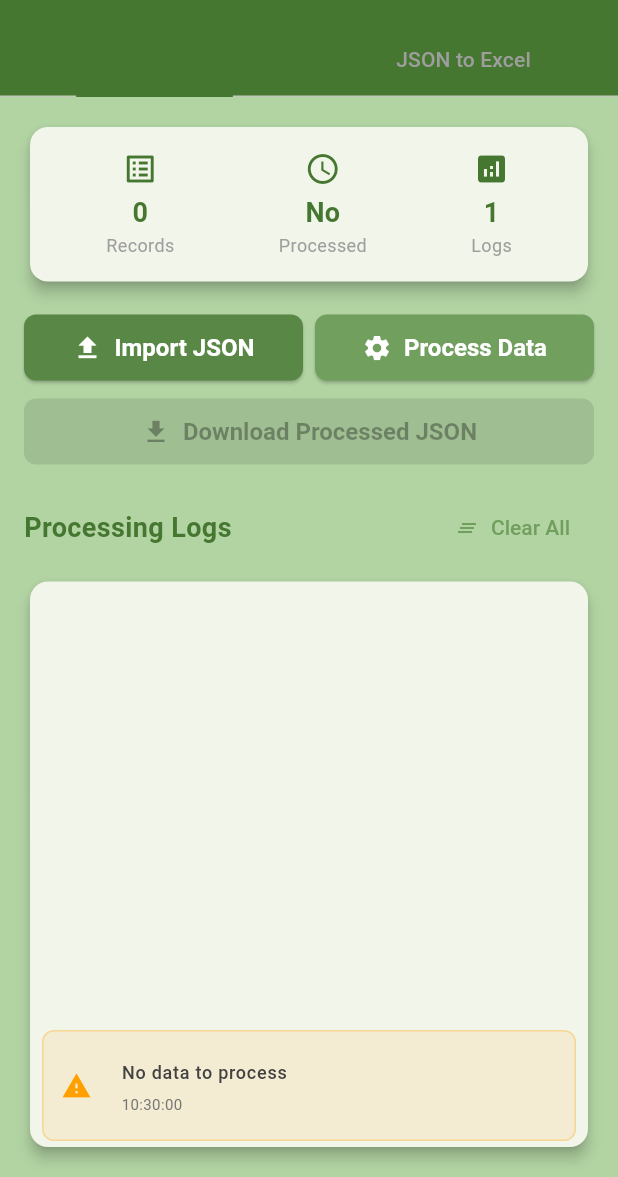
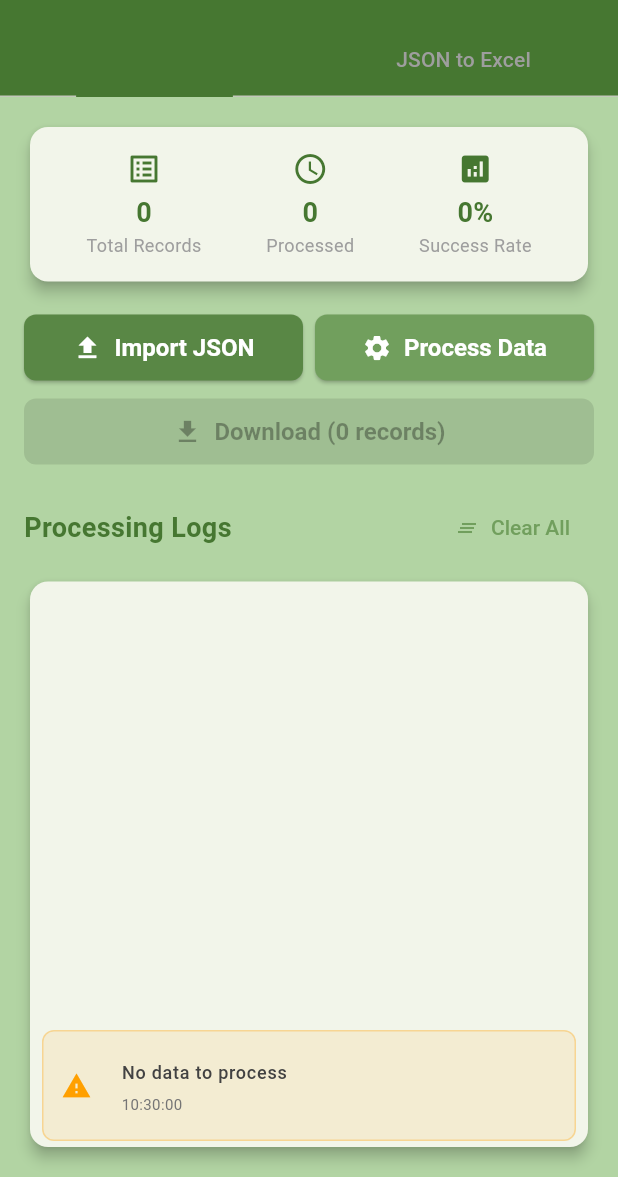
Before and after one commit to sinescode/fbdata, a Flutter app: the screen it shows after launch, after a tap on "Process Data", on a phone screen of 412 x 824 dp, the part 59-1236 px from its top. Run offline on Flutter 3.47's test engine with Material 3 defaults, Android fonts, the phone set to English and light mode, and no system bars; our stand-ins replace file_picker; missing offline and left inert: excel.

Commit message:
firshhhht commit

```diff
--- a/lib/tabs/json_processor_tab.dart
+++ b/lib/tabs/json_processor_tab.dart
@@ -1,5 +1,6 @@
 import 'dart:convert';
 import 'dart:io';
+import 'dart:async';
 import 'dart:typed_data';
 import 'package:flutter/material.dart';
 import 'package:file_picker/file_picker.dart';
@@ -17,6 +18,7 @@ class JSONProcessorTab extends StatefulWidget {
 
 class _JSONProcessorTabState extends State<JSONProcessorTab> with SingleTickerProviderStateMixin {
   List<Map<String, dynamic>> _data = [];
+  List<Map<String, dynamic>> _processedData = [];
   List<LogEntry> _logs = [];
   String? _fileName;
   bool _isProcessing = false;
@@ -63,7 +65,6 @@ class _JSONProcessorTabState extends State<JSONProcessorTab> with SingleTickerPr
         type: type,
       ));
 
-      // Keep only last 100 logs to prevent memory issues
       if (_logs.length > 100) {
         _logs = _logs.sublist(0, 100);
       }
@@ -98,38 +99,31 @@ class _JSONProcessorTabState extends State<JSONProcessorTab> with SingleTickerPr
     }
   }
 
-  Future<String?> _extractUid(String link) async {
+  Future<String?> _extractUidSingleAttempt(String link) async {
     if (link.isEmpty) return null;
-
-    _addLog('Processing link: $link', type: LogType.info);
 
     // Case 1: profile.php?id=NUMBER
     final profileRegex = RegExp(r'profile\.php\?id=(\d+)');
     final profileMatch = profileRegex.firstMatch(link);
     if (profileMatch != null) {
-      final uid = profileMatch.group(1);
-      _addLog('Extracted UID from profile link: $uid', type: LogType.success);
-      return uid;
+      return profileMatch.group(1);
     }
 
     // Case 2: numeric in path
     final numericRegex = RegExp(r'facebook\.com/(\d+)');
     final numericMatch = numericRegex.firstMatch(link);
     if (numericMatch != null) {
-      final uid = numericMatch.group(1);
-      _addLog('Extracted UID from numeric path: $uid', type: LogType.success);
-      return uid;
+      return numericMatch.group(1);
     }
 
     // Case 3: share link -> fetch and parse
     try {
-      _addLog('Fetching share link content...', type: LogType.info);
       final response = await http.get(
         Uri.parse(link),
         headers: {
           'User-Agent': 'Mozilla/5.0 (Windows NT 10.0; Win64; x64) AppleWebKit/537.36'
         },
-      );
+      ).timeout(const Duration(seconds: 10));
 
       if (response.statusCode == 200) {
         final document = html.parse(response.body);
@@ -142,9 +136,7 @@ class _JSONProcessorTabState extends State<JSONProcessorTab> with SingleTickerPr
             final fbProfileRegex = RegExp(r'fb://profile/(\d+)');
             final match = fbProfileRegex.firstMatch(content);
             if (match != null) {
-              final uid = match.group(1);
-              _addLog('Extracted UID from meta tag: $uid', type: LogType.success);
-              return uid;
+              return match.group(1);
             }
           }
         }
@@ -153,19 +145,64 @@ class _JSONProcessorTabState extends State<JSONProcessorTab> with SingleTickerPr
         final userIDRegex = RegExp(r'"userID":"(\d+)"');
         final userIDMatch = userIDRegex.firstMatch(response.body);
         if (userIDMatch != null) {
-          final uid = userIDMatch.group(1);
-          _addLog('Extracted UID from userID: $uid', type: LogType.success);
+          return userIDMatch.group(1);
+        }
+      }
+    } catch (e) {
+      // Silent fail for single attempt
+    }
+
+    return null;
+  }
+
+  Future<String?> _extractUidWithRetry(String link, int recordIndex) async {
+    const maxRetries = 5;
+
+    for (int attempt = 1; attempt <= maxRetries; attempt++) {
+      _addLog('Record ${recordIndex + 1}: Attempt $attempt/$maxRetries', type: LogType.info);
+
+      try {
+        final uid = await _extractUidSingleAttempt(link);
+        if (uid != null) {
+          _addLog('✓ Record ${recordIndex + 1}: UID found on attempt $attempt: $uid', type: LogType.success);
           return uid;
         }
-      } else {
-        _addLog('HTTP Error: ${response.statusCode}', type: LogType.error);
+
+        if (attempt < maxRetries) {
+          await Future.delayed(Duration(seconds: attempt * 1)); // Progressive delay
+        }
+      } catch (e) {
+        _addLog('Record ${recordIndex + 1}: Attempt $attempt failed: $e', type: LogType.warning);
+        if (attempt < maxRetries) {
+          await Future.delayed(Duration(seconds: attempt * 1));
+        }
       }
-    } catch (e) {
-      _addLog('Error fetching link: $e', type: LogType.error);
     }
 
-    _addLog('Could not extract UID from link', type: LogType.warning);
+    _addLog('✗ Record ${recordIndex + 1}: Failed to extract UID after $maxRetries attempts', type: LogType.error);
     return null;
+  }
+
+  Future<void> _processRecordConcurrently(int index, Map<String, dynamic> record) async {
+    final username = record['username']?.toString() ?? '';
+
+    if (!username.contains('facebook.com')) {
+      _addLog('Record ${index + 1}: Not a Facebook link, keeping original', type: LogType.info);
+      return record;
+    }
+
+    _addLog('Record ${index + 1}: Starting UID extraction', type: LogType.info);
+    final uid = await _extractUidWithRetry(username, index);
+
+    if (uid != null) {
+      final updatedRecord = Map<String, dynamic>.from(record);
+      updatedRecord['username'] = uid;
+      _addLog('✓ Record ${index + 1}: Successfully replaced with UID', type: LogType.success);
+      return updatedRecord;
+    } else {
+      _addLog('✗ Record ${index + 1}: Removing from final data (UID not found)', type: LogType.error);
+      return null; // Mark for removal
+    }
   }
 
   Future<void> _importJSON() async {
@@ -185,6 +222,7 @@ class _JSONProcessorTabState extends State<JSONProcessorTab> with SingleTickerPr
 
         setState(() {
           _data = jsonData.map((item) => item as Map<String, dynamic>).toList();
+          _processedData = [];
           _isProcessed = false;
         });
 
@@ -207,51 +245,61 @@ class _JSONProcessorTabState extends State<JSONProcessorTab> with SingleTickerPr
       _isProcessed = false;
     });
 
-    _addLog('Starting data processing...', type: LogType.info);
+    _addLog('Starting concurrent data processing...', type: LogType.info);
+    _addLog('Processing ${_data.length} records with 5 concurrent workers', type: LogType.info);
 
-    int processedCount = 0;
+    final List<Map<String, dynamic>> successfulRecords = [];
     int successCount = 0;
+    int failCount = 0;
 
-    for (int i = 0; i < _data.length; i++) {
-      final item = _data[i];
-      final username = item['username']?.toString() ?? '';
+    // Process records in batches of 5 for concurrency
+    for (int i = 0; i < _data.length; i += 5) {
+      final batchEnd = (i + 5) < _data.length ? i + 5 : _data.length;
+      _addLog('Processing batch ${(i ~/ 5) + 1}: records ${i + 1}-$batchEnd', type: LogType.info);
 
-      if (username.contains('facebook.com')) {
-        processedCount++;
-        _addLog('Processing record ${i + 1}: $username', type: LogType.info);
-        final uid = await _extractUid(username);
+      final batchFutures = <Future>[];
+      for (int j = i; j < batchEnd; j++) {
+        batchFutures.add(_processRecordConcurrently(j, _data[j]));
+      }
 
-        if (uid != null) {
-          setState(() {
-            _data[i]['username'] = uid;
-          });
-          successCount++;
-          _addLog('✓ Replaced username with UID: $uid', type: LogType.success);
-        } else {
-          _addLog('✗ Failed to extract UID, keeping original username', type: LogType.warning);
+      try {
+        final batchResults = await Future.wait(batchFutures);
+
+        for (final result in batchResults) {
+          if (result != null) {
+            successfulRecords.add(result as Map<String, dynamic>);
+            successCount++;
+          } else {
+            failCount++;
+          }
         }
-      } else {
-        _addLog('Record ${i + 1}: Not a Facebook link, skipping', type: LogType.info);
+
+        _addLog('Batch ${(i ~/ 5) + 1} completed: $successCount successes, $failCount failures so far',
+                type: LogType.info);
+      } catch (e) {
+        _addLog('Batch ${(i ~/ 5) + 1} error: $e', type: LogType.error);
       }
     }
 
     setState(() {
+      _processedData = successfulRecords;
       _isProcessing = false;
       _isProcessed = true;
     });
 
-    _addLog('Data processing completed: $successCount/$processedCount UIDs extracted',
-        type: LogType.success);
+    _addLog('Data processing completed!', type: LogType.success);
+    _addLog('Successfully processed: $successCount records', type: LogType.success);
+    _addLog('Failed/removed: $failCount records', type: failCount > 0 ? LogType.warning : LogType.info);
+    _addLog('Final dataset: ${_processedData.length} records', type: LogType.success);
 
-    // Start button animation when processing is complete
     if (successCount > 0) {
       _startButtonAnimation();
     }
   }
 
   Future<void> _downloadJSON() async {
-    if (_data.isEmpty) {
-      _addLog('No data to download', type: LogType.warning);
+    if (_processedData.isEmpty) {
+      _addLog('No processed data to download', type: LogType.warning);
       return;
     }
 
@@ -260,7 +308,6 @@ class _JSONProcessorTabState extends State<JSONProcessorTab> with SingleTickerPr
       final String baseName = path.basenameWithoutExtension(fileName);
       final String newFileName = 'uid_$baseName.json';
 
-      // Get downloads directory
       Directory? downloadsDir;
       if (Platform.isAndroid) {
         downloadsDir = Directory('/storage/emulated/0/Download');
@@ -278,7 +325,7 @@ class _JSONProcessorTabState extends State<JSONProcessorTab> with SingleTickerPr
         }
 
         final file = File('${saveDir.path}/$newFileName');
-        await file.writeAsString(json.encode(_data));
+        await file.writeAsString(json.encode(_processedData));
 
         _addLog('File saved successfully: ${file.path}', type: LogType.success);
 
@@ -347,10 +394,12 @@ class _JSONProcessorTabState extends State<JSONProcessorTab> with SingleTickerPr
               child: Row(
                 mainAxisAlignment: MainAxisAlignment.spaceAround,
                 children: [
-                  _buildStatItem('Records', _data.length.toString(), Icons.list_alt),
-                  _buildStatItem('Processed', _isProcessed ? 'Yes' : 'No',
+                  _buildStatItem('Total Records', _data.length.toString(), Icons.list_alt),
+                  _buildStatItem('Processed', _processedData.length.toString(),
                       _isProcessed ? Icons.check_circle : Icons.schedule),
-                  _buildStatItem('Logs', _logs.length.toString(), Icons.analytics),
+                  _buildStatItem('Success Rate',
+                      _data.isEmpty ? '0%' : '${((_processedData.length / _data.length) * 100).toStringAsFixed(0)}%',
+                      Icons.analytics),
                 ],
               ),
             ),
@@ -403,7 +452,7 @@ class _JSONProcessorTabState extends State<JSONProcessorTab> with SingleTickerPr
             animation: _animationController,
             builder: (context, child) {
               return ElevatedButton.icon(
-                onPressed: _data.isEmpty ? null : _downloadJSON,
+                onPressed: _processedData.isEmpty ? null : _downloadJSON,
                 style: ElevatedButton.styleFrom(
                   backgroundColor: _isProcessed
                       ? _buttonColorAnimation.value
@@ -412,7 +461,7 @@ class _JSONProcessorTabState extends State<JSONProcessorTab> with SingleTickerPr
                   padding: const EdgeInsets.symmetric(vertical: 12),
                 ),
                 icon: const Icon(Icons.download, size: 20),
-                label: const Text('Download Processed JSON'),
+                label: Text('Download (${_processedData.length} records)'),
               );
             },
           ),
@@ -476,7 +525,7 @@ class _JSONProcessorTabState extends State<JSONProcessorTab> with SingleTickerPr
                             ),
                           )
                         : ListView.builder(
-                            reverse: true, // Newest logs first
+                            reverse: true,
                             itemCount: _logs.length,
                             itemBuilder: (context, index) {
                               final log = _logs[index];
```
